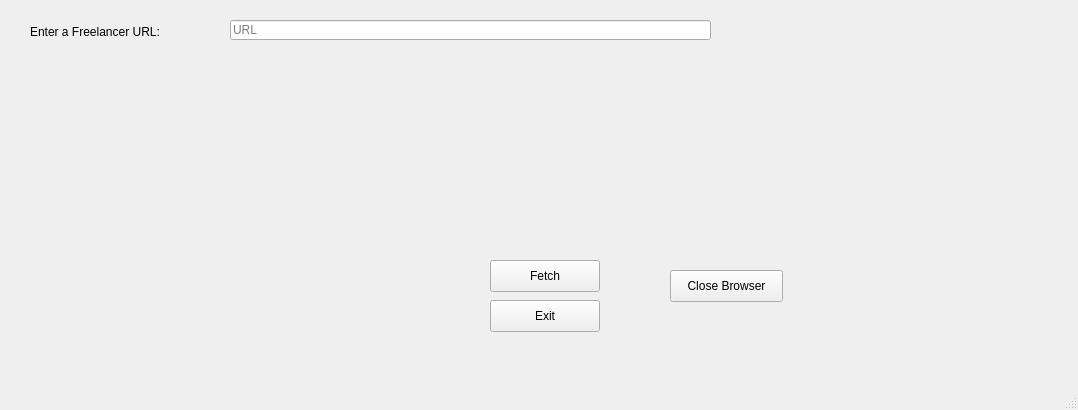
Qt form UIs/main.ui (ben-dent/Contract-Cheating-Analysis) before a commit.
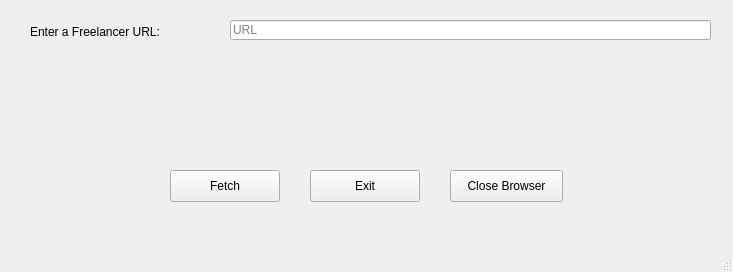
The same form after that commit.

```diff
--- a/UIs/main.ui
+++ b/UIs/main.ui
@@ -6,8 +6,8 @@
    <rect>
     <x>0</x>
     <y>0</y>
-    <width>1078</width>
-    <height>410</height>
+    <width>733</width>
+    <height>272</height>
    </rect>
   </property>
   <property name="windowTitle">
@@ -43,8 +43,8 @@
    <widget class="QPushButton" name="btnFetch">
     <property name="geometry">
      <rect>
-      <x>490</x>
-      <y>260</y>
+      <x>170</x>
+      <y>170</y>
       <width>110</width>
       <height>32</height>
      </rect>
@@ -56,8 +56,8 @@
    <widget class="QPushButton" name="btnExit">
     <property name="geometry">
      <rect>
-      <x>490</x>
-      <y>300</y>
+      <x>310</x>
+      <y>170</y>
       <width>110</width>
       <height>32</height>
      </rect>
@@ -66,80 +66,11 @@
      <string>Exit</string>
     </property>
    </widget>
-   <widget class="QLabel" name="lblFreelancers">
-    <property name="geometry">
-     <rect>
-      <x>50</x>
-      <y>70</y>
-      <width>1011</width>
-      <height>31</height>
-     </rect>
-    </property>
-    <property name="font">
-     <font>
-      <pointsize>21</pointsize>
-      <weight>75</weight>
-      <bold>true</bold>
-     </font>
-    </property>
-    <property name="text">
-     <string/>
-    </property>
-    <property name="alignment">
-     <set>Qt::AlignCenter</set>
-    </property>
-   </widget>
-   <widget class="QLabel" name="lblAvPrice">
-    <property name="geometry">
-     <rect>
-      <x>50</x>
-      <y>140</y>
-      <width>1011</width>
-      <height>31</height>
-     </rect>
-    </property>
-    <property name="font">
-     <font>
-      <pointsize>21</pointsize>
-      <weight>75</weight>
-      <bold>true</bold>
-     </font>
-    </property>
-    <property name="text">
-     <string/>
-    </property>
-    <property name="alignment">
-     <set>Qt::AlignCenter</set>
-    </property>
-   </widget>
-   <widget class="QLabel" name="lblCountry">
-    <property name="geometry">
-     <rect>
-      <x>40</x>
-      <y>190</y>
-      <width>1011</width>
-      <height>51</height>
-     </rect>
-    </property>
-    <property name="font">
-     <font>
-      <pointsize>21</pointsize>
-      <weight>75</weight>
-      <bold>true</bold>
-     </font>
-    </property>
-    <property name="text">
-     <string/>
-    </property>
-    <property name="alignment">
-     <set>Qt::AlignCenter</set>
-    </property>
-   </widget>
    <widget class="QPushButton" name="btnCloseBrowser">
     <property name="geometry">
      <rect>
-      <x>670</x>
-      <y>270</y>
+      <x>450</x>
+      <y>170</y>
       <width>113</width>
       <height>32</height>
      </rect>
```
Left out of the diff: 2 changed lines with no effect on the pictures.
